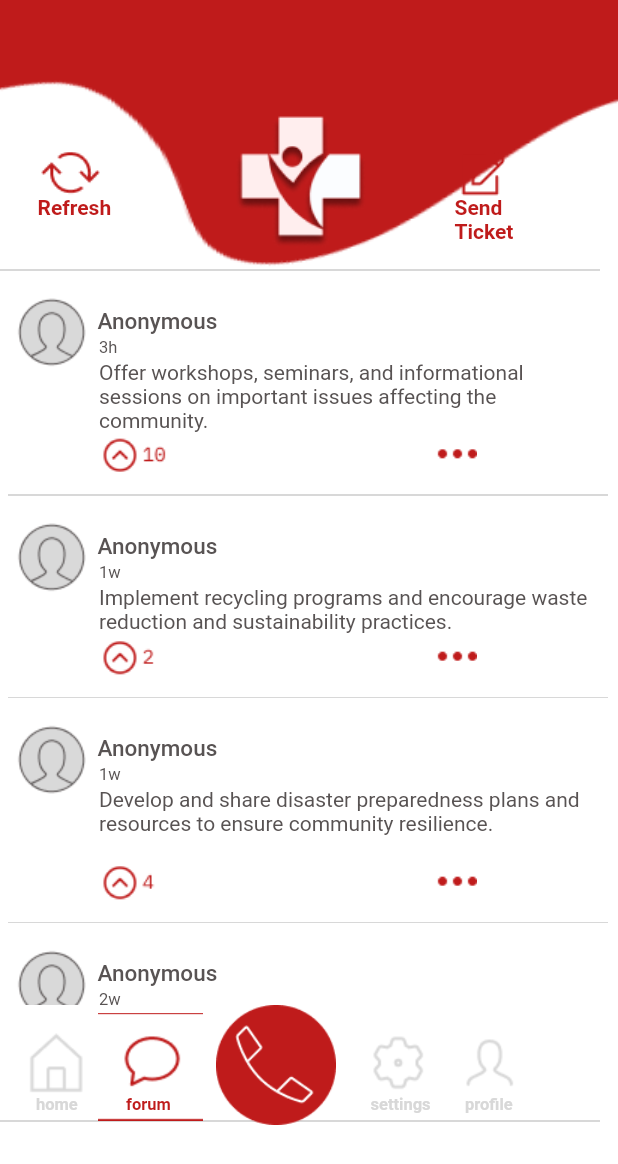
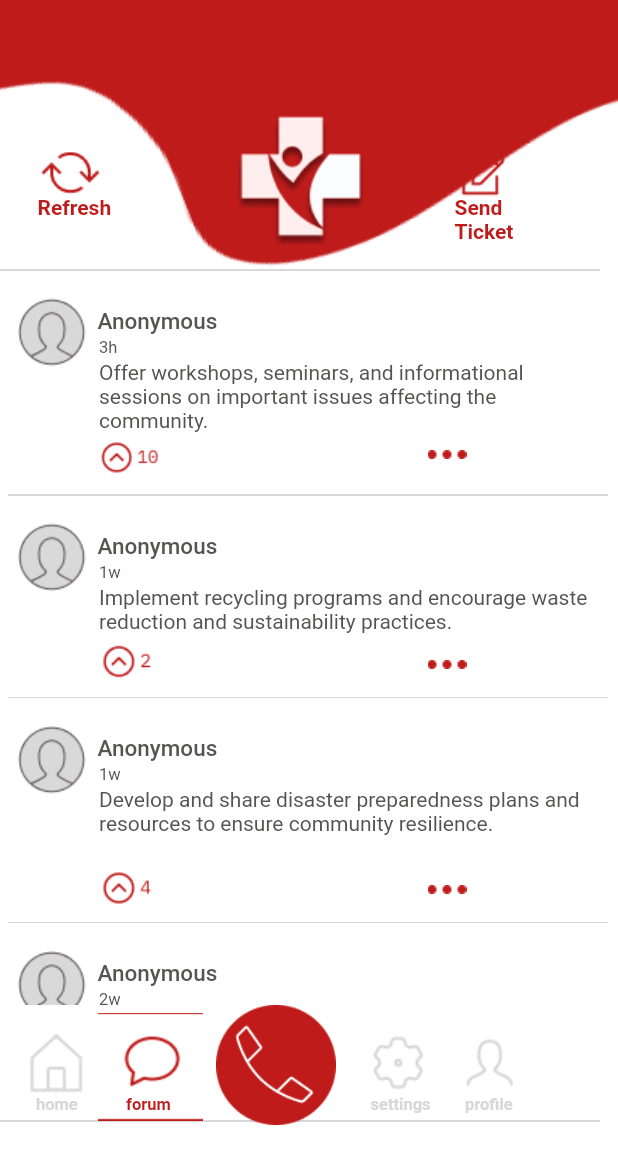
Before and after one commit to Lance-Abella/lifeline_assistance, a Flutter app: the BulletinPage screen opened directly, on a phone screen of 412 x 824 dp. Shown: the top 1164 px of the screen. Run offline on Flutter 3.47's test engine with Material 2 defaults, Android fonts, the phone set to English and light mode, and no system bars; our stand-ins replace video_player; missing offline and left inert: flutter_carousel_slider; Roboto replaces fonts that are missing (IBM Plex Mono).

Commit message:
finalizing the layout

```diff
--- a/lib/pages/bulletin_page.dart
+++ b/lib/pages/bulletin_page.dart
@@ -175,11 +175,20 @@
                       ),
 
                       Container(
-                        height: 27,
-                        width: 253,
+                        height: 30,
+                        width: 40,
                         margin: EdgeInsets.only(left: 61, top: 100),
                         child: Image(
                           image: AssetImage("assets/f1.png"),
+                        ),
+                      ),
+
+                      Container(
+                        height: 6,
+                        width: 26,
+                        margin: EdgeInsets.only(left: 280, top: 110),
+                        child: Image(
+                          image: AssetImage("assets/red-3dots.png"),
                         ),
                       ),
 
@@ -241,11 +250,20 @@
                       ),
 
                       Container(
-                        height: 27,
-                        width: 253,
-                        margin: EdgeInsets.only(left: 61, top: 235),
+                        height: 28,
+                        width: 34,
+                        margin: EdgeInsets.only(left: 62, top: 237),
                         child: Image(
                           image: AssetImage("assets/f2.png"),
+                        ),
+                      ),
+
+                      Container(
+                        height: 6,
+                        width: 26,
+                        margin: EdgeInsets.only(left: 280, top: 250),
+                        child: Image(
+                          image: AssetImage("assets/red-3dots.png"),
                         ),
                       ),
 
@@ -307,11 +325,20 @@
                       ),
 
                       Container(
-                        height: 27,
-                        width: 253,
-                        margin: EdgeInsets.only(left: 61, top: 385),
+                        height: 28,
+                        width: 34,
+                        margin: EdgeInsets.only(left: 62, top: 388),
                         child: Image(
                           image: AssetImage("assets/f3.png"),
+                        ),
+                      ),
+
+                      Container(
+                        height: 6,
+                        width: 26,
+                        margin: EdgeInsets.only(left: 280, top: 400),
+                        child: Image(
+                          image: AssetImage("assets/red-3dots.png"),
                         ),
                       ),
 
@@ -373,11 +400,20 @@
                       ),
 
                       Container(
-                        height: 27,
-                        width: 253,
-                        margin: EdgeInsets.only(left: 61, top: 525),
+                        height: 28,
+                        width: 34,
+                        margin: EdgeInsets.only(left: 62, top: 528),
                         child: Image(
                           image: AssetImage("assets/f2.png"),
+                        ),
+                      ),
+
+                      Container(
+                        height: 6,
+                        width: 26,
+                        margin: EdgeInsets.only(left: 280, top: 540),
+                        child: Image(
+                          image: AssetImage("assets/red-3dots.png"),
                         ),
                       ),
 
```
Also changed, not shown: assets/f1.png, assets/f2.png, assets/f3.png, assets/red-3dots.png (added).
